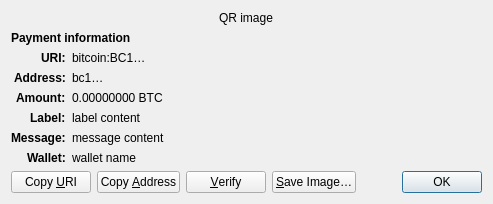
This is src/qt/forms/receiverequestdialog.ui in SmartiesCoin/Smartiecoin as Qt 5 draws it before an edit. The edited form follows.
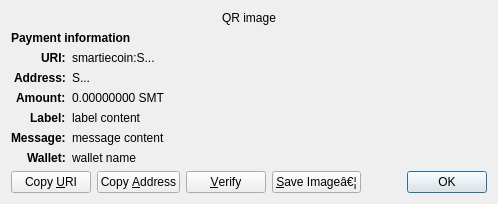
This is the edited form. Custom widgets are drawn as their Qt base class.

Patch:
```diff
--- a/src/qt/forms/receiverequestdialog.ui
+++ b/src/qt/forms/receiverequestdialog.ui
@@ -65,7 +65,7 @@
    <item row="2" column="1" alignment="Qt::AlignTop">
     <widget class="QLabel" name="uri_content">
      <property name="text">
-      <string notr="true">bitcoin:BC1…</string>
+      <string notr="true">smartiecoin:S...</string>
      </property>
      <property name="textFormat">
       <enum>Qt::RichText</enum>
@@ -97,7 +97,7 @@
    <item row="3" column="1" alignment="Qt::AlignTop">
     <widget class="QLabel" name="address_content">
      <property name="text">
-      <string notr="true">bc1…</string>
+      <string notr="true">S...</string>
      </property>
      <property name="textFormat">
       <enum>Qt::PlainText</enum>
@@ -126,7 +126,7 @@
    <item row="4" column="1" alignment="Qt::AlignTop">
     <widget class="QLabel" name="amount_content">
      <property name="text">
-      <string notr="true">0.00000000 BTC</string>
+      <string notr="true">0.00000000 SMT</string>
      </property>
      <property name="textFormat">
       <enum>Qt::PlainText</enum>
@@ -270,7 +270,7 @@
      <item>
       <widget class="QPushButton" name="btnSaveAs">
        <property name="text">
-        <string>&amp;Save Image…</string>
+        <string>&amp;Save Imageâ€¦</string>
        </property>
        <property name="autoDefault">
         <bool>false</bool>
```
Left out of the diff: 3 changed lines with no effect on the pictures.
